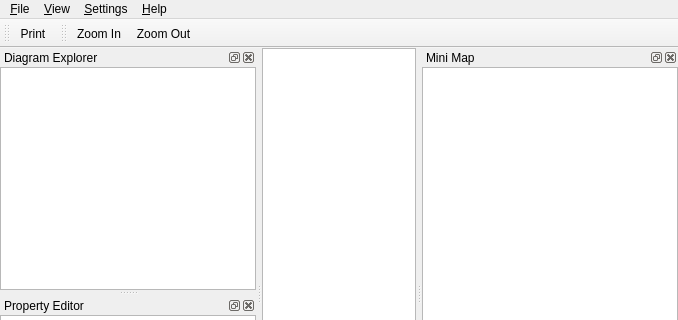
This is trunk/qReal/qrgui/mainwindow/mainwindow.ui in qreal/qreal as Qt 5 draws it before an edit; both pictures show x 0 to 678 and y 0 to 320 of the 678 by 559 pixel window. The edited form follows.
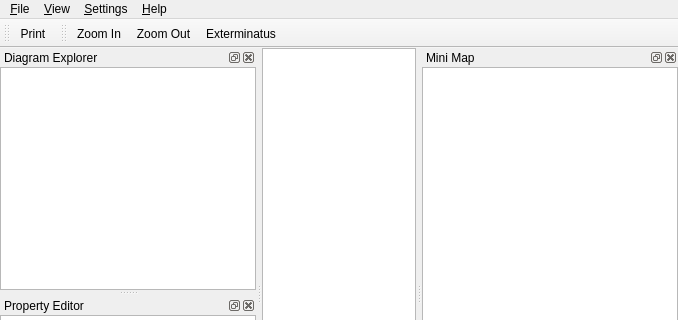
This is the edited form. Icons and pictures are not drawn. Custom widgets are drawn as their Qt base class.

Commit message: Add exterminatus to toolbar

```diff
--- a/trunk/qReal/qrgui/mainwindow/mainwindow.ui
+++ b/trunk/qReal/qrgui/mainwindow/mainwindow.ui
@@ -198,6 +198,7 @@
    </attribute>
    <addaction name="actionZoom_In"/>
    <addaction name="actionZoom_Out"/>
+   <addaction name="actionClear"/>
   </widget>
   <widget class="QDockWidget" name="propertyDock">
    <property name="windowTitle">
```
